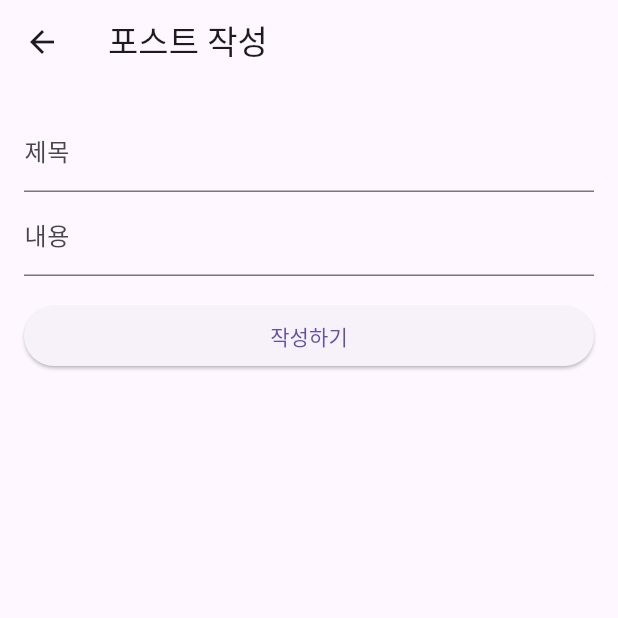
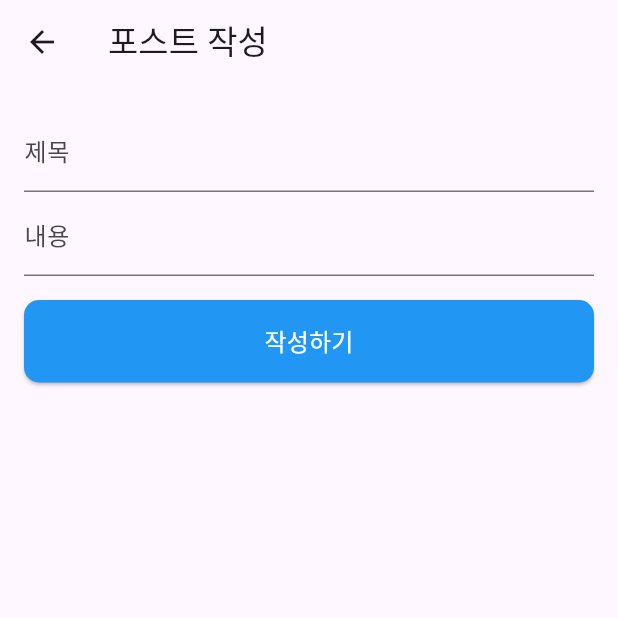
Before and after one commit to YehyeokBang/Simple-SNS-App, a Flutter app: the PostingScreen screen opened directly, on a phone screen of 412 x 824 dp, the top half of it. Run offline on Flutter 3.47's test engine with Material 3 defaults, Android fonts, the phone set to English and light mode, and no system bars; our stand-ins replace fixnum, flutter_dotenv, shared_preferences; missing offline and left inert: grpc, protobuf; accounts and stored records are empty.

Commit message:
feat: 버튼 디자인 수정

```diff
--- a/lib/screens/post_screen.dart
+++ b/lib/screens/post_screen.dart
@@ -69,7 +69,24 @@ class _PostingScreenState extends State<PostingScreen> {
             const SizedBox(height: 16.0),
             ElevatedButton(
               onPressed: _writePost,
-              child: const Text('작성하기'),
+              style: ButtonStyle(
+                backgroundColor: MaterialStateProperty.all<Color>(Colors.blue),
+                padding: MaterialStateProperty.all<EdgeInsetsGeometry>(
+                  const EdgeInsets.symmetric(vertical: 16.0),
+                ),
+                shape: MaterialStateProperty.all<RoundedRectangleBorder>(
+                  RoundedRectangleBorder(
+                    borderRadius: BorderRadius.circular(10.0),
+                  ),
+                ),
+              ),
+              child: const Text(
+                '작성하기',
+                style: TextStyle(
+                  color: Colors.white,
+                  fontSize: 16,
+                ),
+              ),
             ),
           ],
         ),
```
